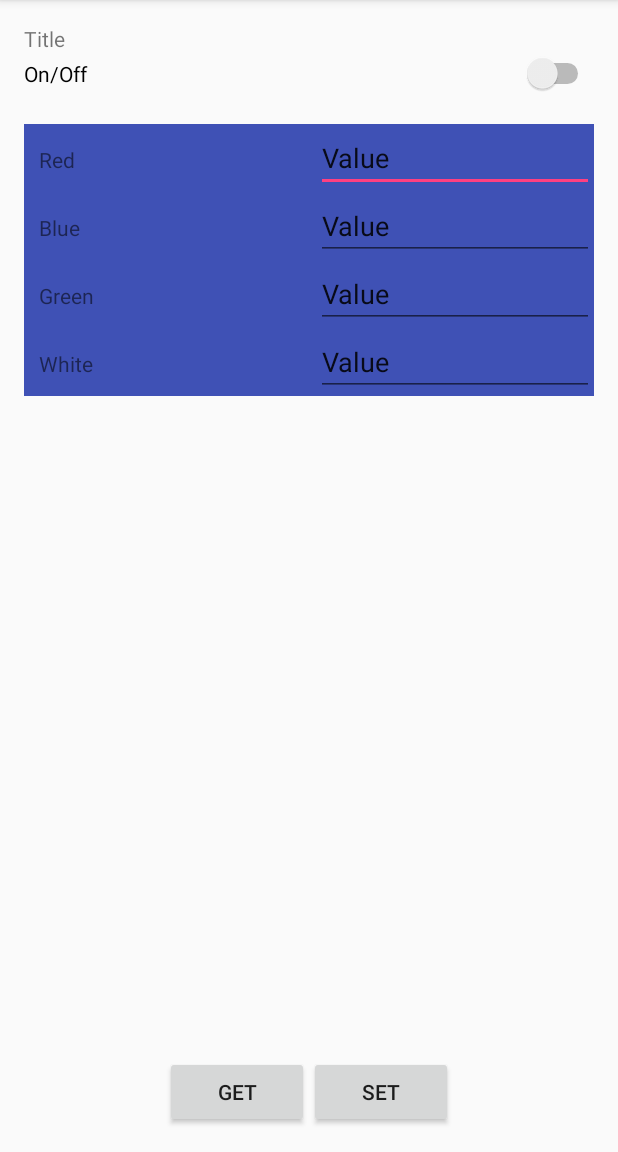
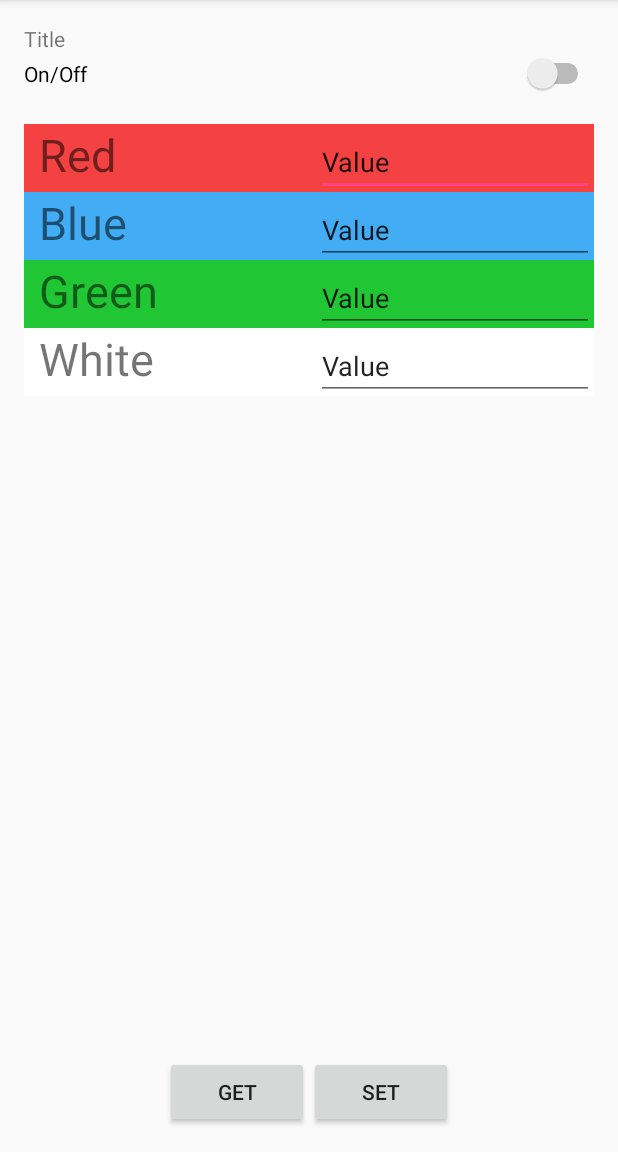
Before and after one commit to HonungsHanne/MyFirstApplication2, an Android app: the LightBulbActivity screen opened directly, with no data from a screen before it, on a phone screen of 412 x 824 dp, the part 84-1236 px from its top. Run offline under Robolectric (Android 15) with nearby library versions, the phone set to English and light mode, and no system bars.

Commit message:
jag har lagt till färger och storlek på text i lightbulbview

```diff
--- a/MVD-controller/app/src/main/java/com/etsn05/grupp2/ViewModels/LightBulbActivity.java
+++ b/MVD-controller/app/src/main/java/com/etsn05/grupp2/ViewModels/LightBulbActivity.java
@@ -1,8 +1,10 @@
 package com.etsn05.grupp2.ViewModels;
 
+import android.graphics.Color;
 import android.support.v7.app.AppCompatActivity;
 import android.os.Bundle;
 import android.view.View;
+import android.widget.RelativeLayout;
 import android.widget.TextView;
 
 import Connection.ConnectionHandler;
@@ -18,6 +20,7 @@ public class LightBulbActivity extends AppCompatActivity {
     protected void onCreate(Bundle savedInstanceState) {
         super.onCreate(savedInstanceState);
         setContentView(R.layout.activity_light_bulb);
+
 
 
     }
--- a/MVD-controller/app/src/main/res/layout/activity_light_bulb.xml
+++ b/MVD-controller/app/src/main/res/layout/activity_light_bulb.xml
@@ -33,12 +33,13 @@
         android:layout_height="wrap_content"
         android:layout_marginTop="20dp"
         android:layout_below="@+id/switch1"
-        android:background="@color/colorPrimary"
+        android:background="#f44242"
         android:weightSum="1"
         android:id="@+id/linearLayout">
         <TextView
             android:layout_marginLeft="10dp"
             android:text="Red"
+            android:textSize="30sp"
             android:layout_height="wrap_content"
             android:layout_width="0dp"
             android:id="@+id/Pressure"
@@ -62,12 +63,14 @@
         android:layout_below="@+id/linearLayout"
         android:layout_alignParentLeft="true"
         android:layout_alignParentStart="true"
-        android:background="@color/colorPrimary"
+        android:background="#42adf4"
 
         android:id="@+id/linearLayout1">
         <TextView
             android:layout_marginLeft="10dp"
             android:text="Blue"
+            android:textSize="30sp"
+
             android:layout_height="wrap_content"
             android:layout_width="0dp"
             android:id="@+id/Pressure"
@@ -90,11 +93,13 @@
         android:layout_height="wrap_content"
         android:weightSum="1"
         android:layout_below="@+id/linearLayout1"
-        android:background="@color/colorPrimary"
+        android:background="#21c635"
         android:id="@+id/linearLayout2">
+
         <TextView
             android:layout_marginLeft="10dp"
             android:text="Green"
+            android:textSize="30sp"
             android:layout_height="wrap_content"
             android:layout_width="0dp"
             android:id="@+id/Pressure"
@@ -116,13 +121,14 @@
         android:layout_height="wrap_content"
         android:weightSum="1"
         android:layout_below="@+id/linearLayout2"
-        android:background="@color/colorPrimary"
+        android:background="#ffffff"
         android:id="@+id/linearLayout3">
 
 
         <TextView
             android:layout_marginLeft="10dp"
             android:text="White"
+            android:textSize="30sp"
             android:layout_height="wrap_content"
             android:layout_width="0dp"
             android:id="@+id/Pressure"
```
